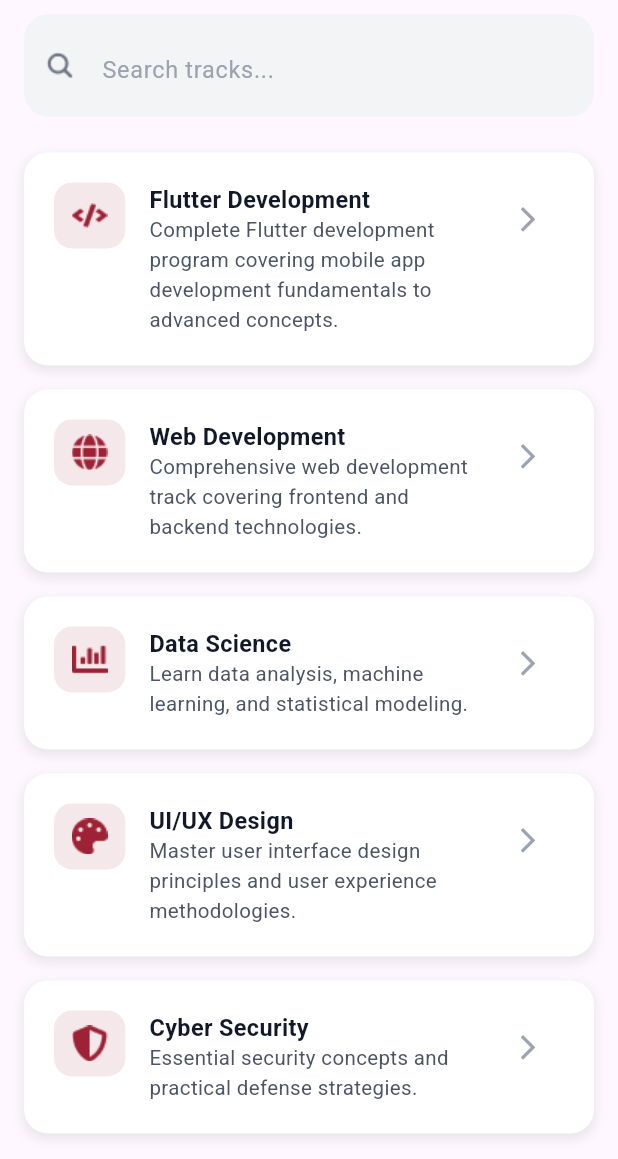
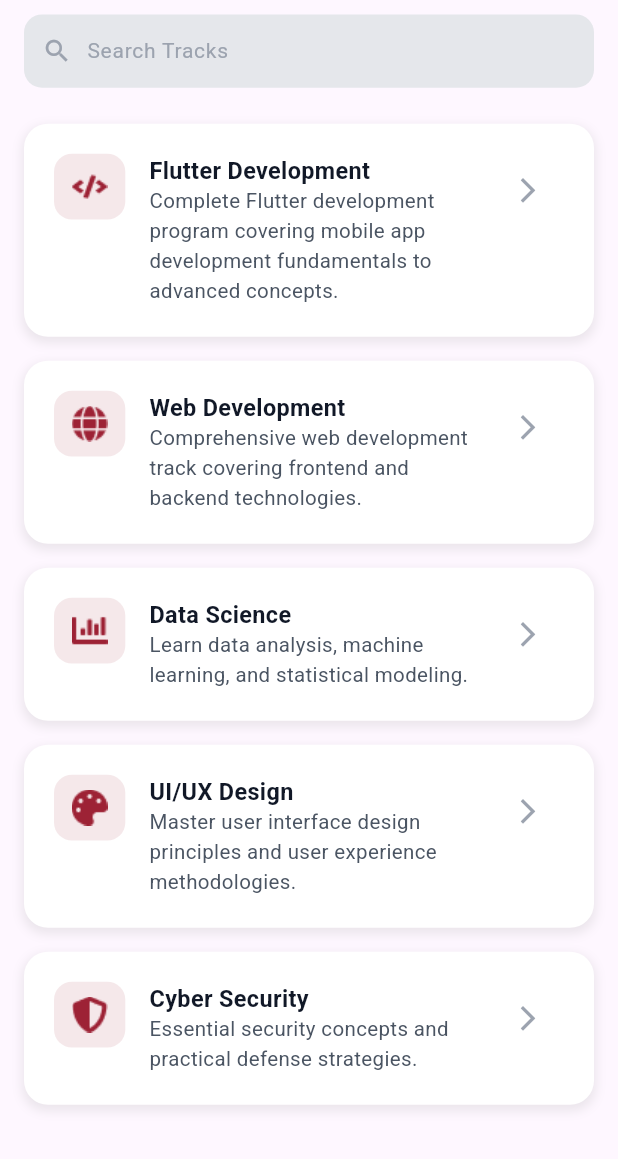
Before and after one commit to Mahmoudelnagar5/ITI---Graduation-Project, a Flutter app: the TracksView screen opened directly, on a phone screen of 412 x 824 dp, the part 77-1236 px from its top. Run offline on Flutter 3.47's test engine with Material 3 defaults, Android fonts, the phone set to English and light mode, and no system bars; our stand-ins replace bloc, device_preview, flutter_bloc, flutter_screenutil, flutter_svg, gap and 3 more; accounts and stored records are empty.

Commit message:
refactor: update import paths and enhance SearchWidget functionality

```diff
--- a/lib/features/Auth/controller/register_cubit/register_cubit.dart
+++ b/lib/features/Auth/controller/register_cubit/register_cubit.dart
@@ -1,4 +1,4 @@
-import 'package:final_project_iti/features/Auth/controller/register_cubit/register_state.dart';
+import 'package:final_project_iti/features/Auth/controller/cubit/auth_state.dart';
 import 'package:flutter/widgets.dart';
 import 'package:flutter_bloc/flutter_bloc.dart';
 
--- a/lib/features/home/presentation/views/resources_page.dart
+++ b/lib/features/home/presentation/views/resources_page.dart
@@ -76,7 +76,7 @@ class _ResourcesPageState extends State<ResourcesPage> {
           child: Column(
             crossAxisAlignment: CrossAxisAlignment.start,
             children: [
-              const SearchWidget(),
+              const SearchWidget(hintText: 'Search learning materials...'),
               SizedBox(height: 14.h),
 
               // Selectable scrollable row
--- a/lib/features/home/presentation/views/search_widget.dart
+++ b/lib/features/home/presentation/views/search_widget.dart
@@ -1,30 +1,34 @@
 import 'package:final_project_iti/core/utilities/app_colors.dart';
 import 'package:flutter/material.dart';
+import 'package:flutter_screenutil/flutter_screenutil.dart';
 
 class SearchWidget extends StatelessWidget {
-  const SearchWidget({super.key});
-
+  const SearchWidget({super.key, this.hintText});
+  final String? hintText;
   @override
   Widget build(BuildContext context) {
     return Container(
-      height: 46,
+      height: 50.h,
       padding: const EdgeInsets.symmetric(horizontal: 12),
       decoration: BoxDecoration(
-        color: AppColors.searchfillcolor,
+        color: const Color.fromARGB(255, 229, 231, 235),
         borderRadius: BorderRadius.circular(12),
       ),
-      child: const Row(
+      child: Row(
         children: [
-          Icon(Icons.search, size: 20, color: AppColors.hinttextfield),
-          SizedBox(width: 10),
+          const Icon(Icons.search, size: 20, color: AppColors.hinttextfield),
+          const SizedBox(width: 10),
           Expanded(
             child: TextField(
-              style: TextStyle(fontSize: 14, color: AppColors.searchIconcolor),
+              style: const TextStyle(
+                fontSize: 14,
+                color: AppColors.searchIconcolor,
+              ),
               cursorColor: AppColors.mainColorStart,
               decoration: InputDecoration(
                 isCollapsed: true,
-                hintText: 'Search learning materials...',
-                hintStyle: TextStyle(
+                hintText: hintText,
+                hintStyle: const TextStyle(
                   color: AppColors.hinttextfield,
                   fontSize: 14,
                 ),
--- a/lib/features/home/presentation/views/widgets/track_item.dart
+++ b/lib/features/home/presentation/views/widgets/track_item.dart
@@ -14,7 +14,16 @@ class TrackItem extends StatelessWidget {
 
   @override
   Widget build(BuildContext context) {
-    return Container(
+    return InkWell(
+      onTap: () {
+        AppNavigation.pushName(
+          context: context,
+          route: AppRoutes.trackContentView,
+          rootNavigator: true,
+          argument: trackModel,
+        );
+      },
+      child: Container(
         padding: const EdgeInsets.all(20.0),
         decoration: BoxDecoration(
           color: AppColors.white,
@@ -80,6 +89,7 @@ class TrackItem extends StatelessWidget {
             ),
           ],
         ),
+      ),
     );
   }
 }
--- a/lib/features/home/presentation/views/widgets/tracks_view_body.dart
+++ b/lib/features/home/presentation/views/widgets/tracks_view_body.dart
@@ -1,3 +1,4 @@
+import 'package:final_project_iti/features/home/presentation/views/search_widget.dart';
 import 'package:flutter/material.dart';
 import 'package:gap/gap.dart';
 
@@ -14,7 +15,8 @@ class TrackViewBody extends StatelessWidget {
       child: Column(
         crossAxisAlignment: CrossAxisAlignment.start,
         children: [
-          SearchTextField(hintText: 'Search tracks...'),
+          SearchWidget(hintText: 'Search Tracks'),
+          // SearchTextField(hintText: 'Search tracks...'),
           Gap(24),
           Expanded(child: TracksListView()),
         ],
```
Also changed, not shown: lib/features/Auth/controller/register_cubit/auth_state.dart (renamed from lib/features/Auth/controller/register_cubit/register_state.dart). Lines whose indentation alone changed are shown as unchanged.
